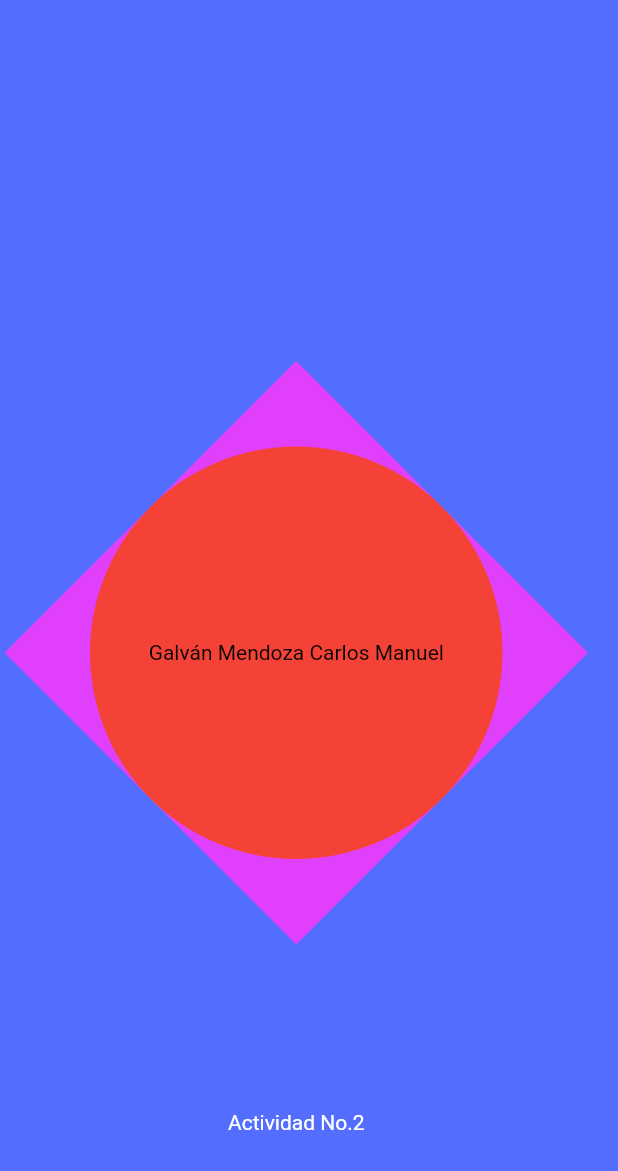
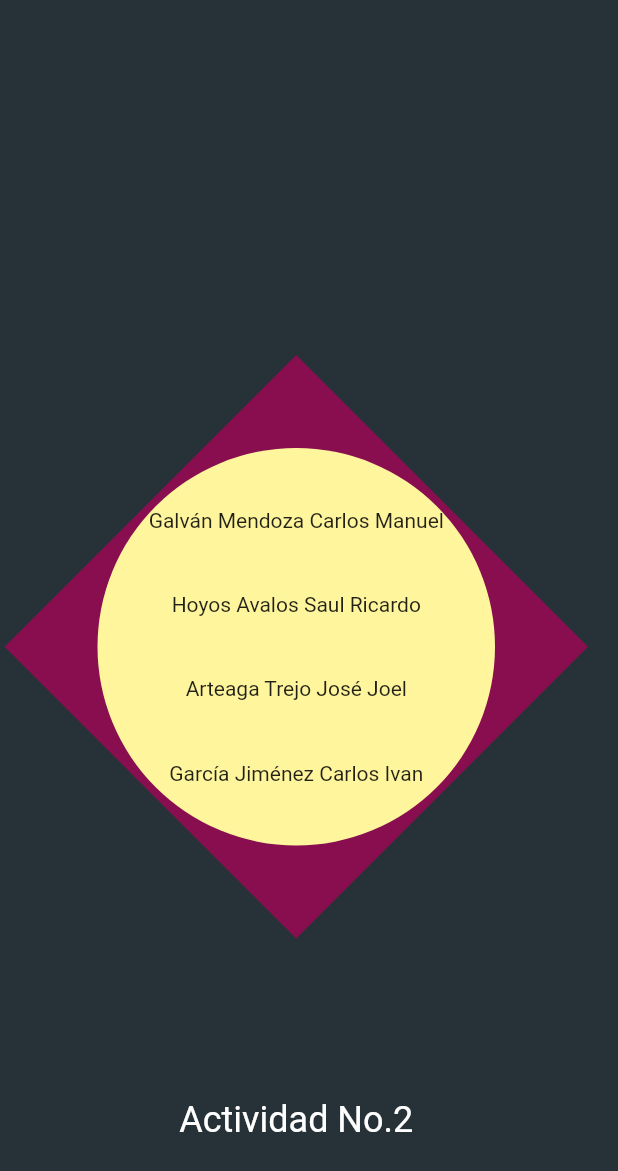
Before and after one commit to Leonred101/ejercicio_02, a Flutter app: the screen it shows after launch, on a phone screen of 412 x 824 dp. Shown: the top 1171 px of the screen. Run offline on Flutter 3.47's test engine with Material 2 defaults, Android fonts, the phone set to English and light mode, and no system bars.

Commit message:
Versión Final

```diff
--- a/lib/home.dart
+++ b/lib/home.dart
@@ -20,23 +20,26 @@ class Home extends StatelessWidget {
                 alignment: Alignment.center, //origin: Offset(100, 100)
                 transform: Matrix4.rotationZ(math.pi/4),
                 child: Container(
-                  color: Colors.purpleAccent,
+                  color: Colors.pink[900],
                   child: Transform(
                     alignment: Alignment.center,
                     transform: Matrix4.rotationZ(-math.pi/4),
                     child: Container(
+                      margin: EdgeInsets.all(5),
                       decoration: BoxDecoration(
-                        color: Colors.red,
+                        color: Colors.yellow[200],
                         shape: BoxShape.circle,
                       ),
-                      child: Center(
-                        child: Text(
-                        "Galván Mendoza Carlos Manuel",
-                        style: TextStyle(
-                          color: Colors.black
-                        )
-                        )
-                      ),
+                      child: Column(
+                        mainAxisAlignment: MainAxisAlignment.spaceEvenly,
+                        crossAxisAlignment: CrossAxisAlignment.center,
+                        children: [
+                          Text("Galván Mendoza Carlos Manuel"),
+                          Text("Hoyos Avalos Saul Ricardo"),
+                          Text("Arteaga Trejo José Joel"),
+                          Text("García Jiménez Carlos Ivan"),
+                        ],
+                      )
                     ),
                   ),
                 ),
@@ -44,11 +47,14 @@ class Home extends StatelessWidget {
             ),
         Container(
             padding: EdgeInsets.only(top: 100, left: 60),
-            child: Text("Actividad No.2", style: TextStyle(color: Colors.white), textAlign: TextAlign.center,),
+            child: Text("Actividad No.2",
+            style: TextStyle(
+              color: Colors.white, fontSize: 24),
+              textAlign: TextAlign.center,),
           )
         ],
       ),
-      backgroundColor: Colors.indigoAccent,
+      backgroundColor: Colors.blueGrey[900],
     );
   }
 }
```
